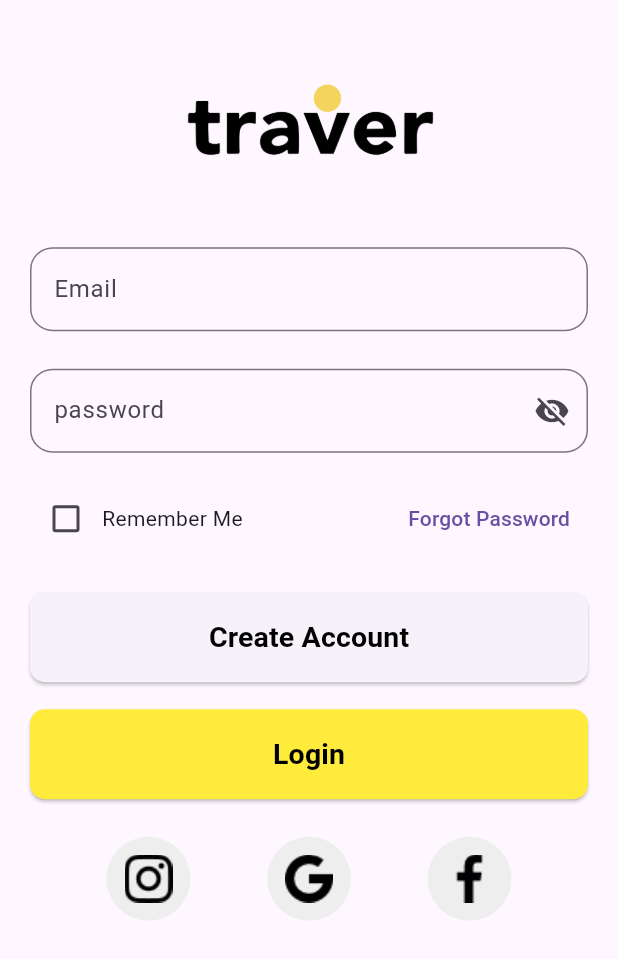
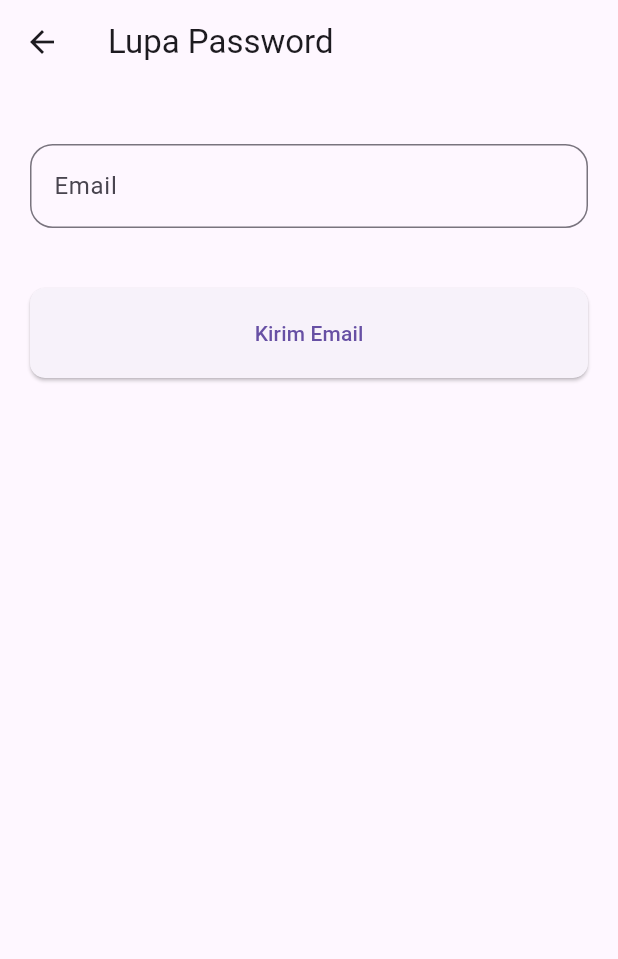
Before and after one commit to zakyraihan/traverApp, a Flutter app: the Login screen opened by its route, after a tap on "Forgot Password", on a phone screen of 412 x 824 dp. Shown: the top 959 px of the screen. Run offline on Flutter 3.47's test engine with Material 3 defaults, Android fonts, the phone set to English and light mode, and no system bars; our stand-ins replace awesome_dialog, flutter_dotenv, google_fonts, introduction_screen, shared_preferences; accounts and stored records are empty.

Commit message:
commit edit

```diff
--- a/lib/main.dart
+++ b/lib/main.dart
@@ -1,6 +1,7 @@
 import 'package:flutter/material.dart';
 import 'package:flutter_dotenv/flutter_dotenv.dart';
 import 'package:travel_app/controller/auth_controller.dart';
+import 'package:travel_app/ui/forgot_password.dart';
 import 'package:travel_app/ui/home.dart';
 import 'package:travel_app/ui/introduction.dart';
 import 'package:travel_app/ui/login.dart';
@@ -36,6 +37,7 @@ class MyApp extends StatelessWidget {
               '/intro': (context) => const Introduction(),
               '/register': (context) => const Register(),
               '/login': (context) => const Login(),
+              '/lupapw': (context) => const LupaPasswordScreen(),
             },
           );
         }
--- /dev/null
+++ b/lib/model/lupa_password.dart
@@ -0,0 +1,42 @@
+// To parse this JSON data, do
+//
+//     final lupaPassword = lupaPasswordFromJson(jsonString);
+
+part of 'model.dart';
+
+LupaPassword lupaPasswordFromJson(String str) =>
+    LupaPassword.fromJson(json.decode(str));
+
+String lupaPasswordToJson(LupaPassword data) => json.encode(data.toJson());
+
+class LupaPassword {
+  String status;
+  String message;
+  Data data;
+
+  LupaPassword({
+    required this.status,
+    required this.message,
+    required this.data,
+  });
+
+  factory LupaPassword.fromJson(Map<String, dynamic> json) => LupaPassword(
+        status: json["status"],
+        message: json["message"],
+        data: Data.fromJson(json["data"]),
+      );
+
+  Map<String, dynamic> toJson() => {
+        "status": status,
+        "message": message,
+        "data": data.toJson(),
+      };
+}
+
+class Data {
+  Data();
+
+  factory Data.fromJson(Map<String, dynamic> json) => Data();
+
+  Map<String, dynamic> toJson() => {};
+}
--- a/lib/model/model.dart
+++ b/lib/model/model.dart
@@ -1,4 +1,5 @@
 import 'dart:convert';
 
+part 'login_model.dart';
+part 'lupa_password.dart';
 part 'register_model.dart';
-part 'login_model.dart';
--- /dev/null
+++ b/lib/ui/forgot_password.dart
@@ -0,0 +1,73 @@
+import 'package:awesome_dialog/awesome_dialog.dart';
+import 'package:flutter/material.dart';
+import 'package:travel_app/controller/auth_controller.dart';
+import 'package:travel_app/widget/my_button.dart';
+import 'package:travel_app/widget/my_textfield.dart';
+
+class LupaPasswordScreen extends StatefulWidget {
+  const LupaPasswordScreen({super.key});
+
+  @override
+  State<LupaPasswordScreen> createState() => _LupaPasswordScreenState();
+}
+
+class _LupaPasswordScreenState extends State<LupaPasswordScreen> {
+  TextEditingController email = TextEditingController();
+
+  bool isLoading = false;
+
+  saveLupaPassword() {
+    setState(() {
+      isLoading = true;
+    });
+    AuthController().lupaPasswordProses(email.text).then((value) {
+      if (value != null) {
+        AwesomeDialog(
+          context: context,
+          title: "Success",
+          desc: "Silahkan Cek Email",
+          dialogType: DialogType.success,
+          btnOkOnPress: () => Navigator.pushNamedAndRemoveUntil(
+              context, "/login", (route) => false),
+        ).show();
+      } else {
+        setState(() {
+          isLoading = false;
+        });
+        AwesomeDialog(
+          context: context,
+          title: "Failed",
+          desc: "Gagal",
+          dialogType: DialogType.error,
+        ).show();
+      }
+    });
+  }
+
+  @override
+  Widget build(BuildContext context) {
+    return Scaffold(
+      appBar: AppBar(
+        title: const Text('Lupa Password'),
+      ),
+      body: Padding(
+        padding: const EdgeInsets.symmetric(horizontal: 20, vertical: 40),
+        child: Column(
+          children: [
+            MyTextField(
+              controller: email,
+              text: 'Email',
+            ),
+            const SizedBox(height: 40),
+            MyButtonWidget(
+              onPressed: () => saveLupaPassword(),
+              child: isLoading
+                  ? const CircularProgressIndicator()
+                  : const Text('Kirim Email'),
+            )
+          ],
+        ),
+      ),
+    );
+  }
+}
```
Also changed, not shown: lib/controller/auth_controller.dart (+28 -1 lines), lib/ui/login.dart (+7 -4 lines), 1 other file.
